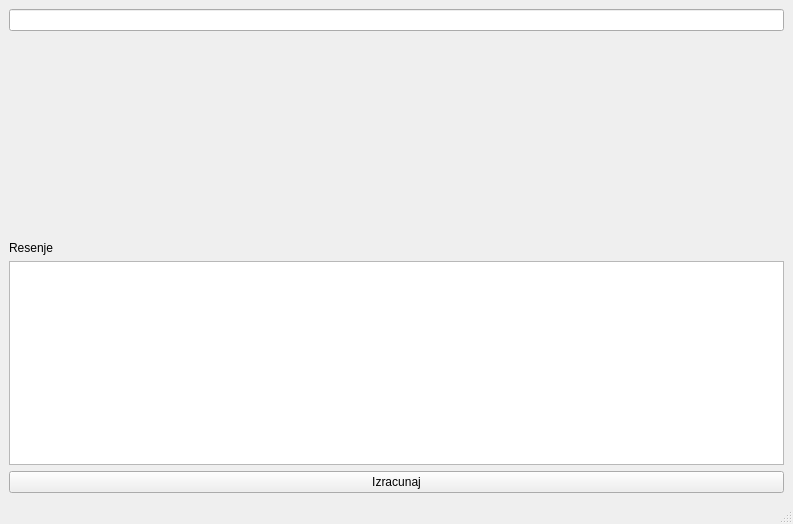
Old version of the form calculator/UI/mainwindow.ui in the repository milalukic/matfHub.
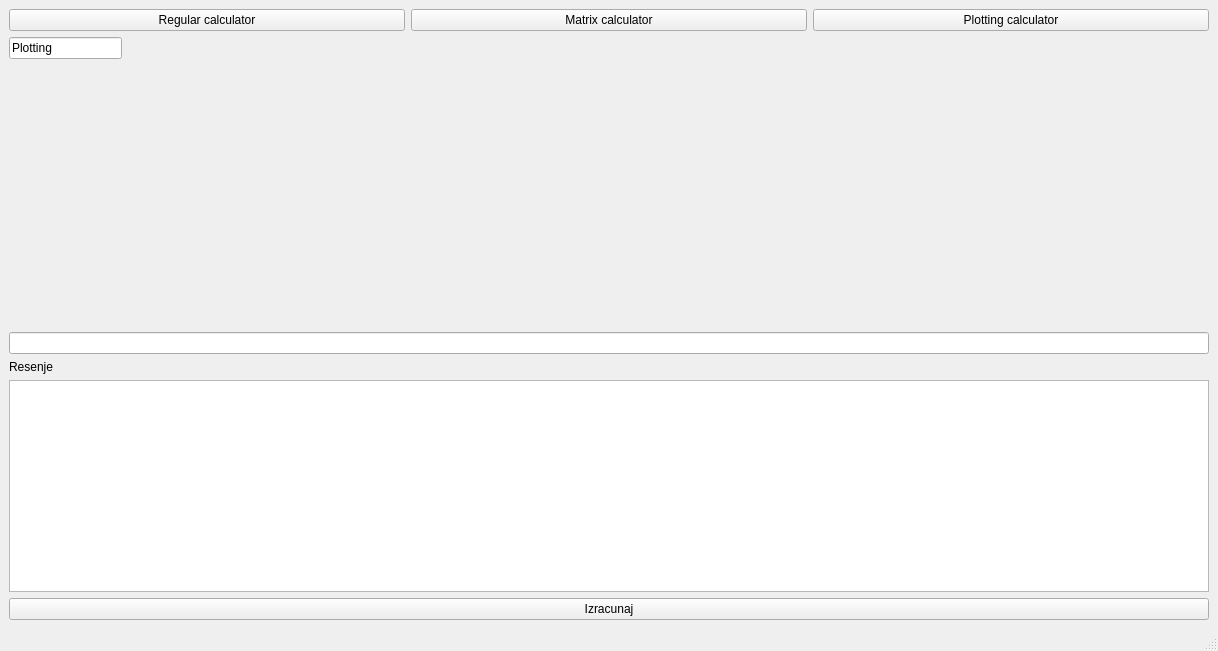
New version of the form.

```diff
--- a/calculator/UI/mainwindow.ui
+++ b/calculator/UI/mainwindow.ui
@@ -6,8 +6,8 @@
    <rect>
     <x>0</x>
     <y>0</y>
-    <width>793</width>
-    <height>524</height>
+    <width>1218</width>
+    <height>651</height>
    </rect>
   </property>
   <property name="windowTitle">
@@ -15,24 +15,88 @@
   </property>
   <widget class="QWidget" name="centralwidget">
    <layout class="QVBoxLayout" name="verticalLayout_2">
+    <item>
+     <layout class="QHBoxLayout" name="horizontalLayout">
+      <item>
+       <widget class="QPushButton" name="pbChangeRegular">
+        <property name="text">
+         <string>Regular calculator</string>
+        </property>
+       </widget>
+      </item>
+      <item>
+       <widget class="QPushButton" name="pbChangeMatrix">
+        <property name="text">
+         <string>Matrix calculator</string>
+        </property>
+       </widget>
+      </item>
+      <item>
+       <widget class="QPushButton" name="pbChangePlotting">
+        <property name="text">
+         <string>Plotting calculator</string>
+        </property>
+       </widget>
+      </item>
+     </layout>
+    </item>
+    <item>
+     <widget class="QStackedWidget" name="stackedWidget">
+      <property name="currentIndex">
+       <number>2</number>
+      </property>
+      <widget class="QWidget" name="p0Regular">
+       <widget class="QLineEdit" name="lineEdit">
+        <property name="geometry">
+         <rect>
+          <x>0</x>
+          <y>0</y>
+          <width>113</width>
+          <height>22</height>
+         </rect>
+        </property>
+        <property name="text">
+         <string>Regular</string>
+        </property>
+       </widget>
+      </widget>
+      <widget class="QWidget" name="p1Matrix">
+       <widget class="QLineEdit" name="lineEdit_2">
+        <property name="geometry">
+         <rect>
+          <x>0</x>
+          <y>0</y>
+          <width>113</width>
+          <height>22</height>
+         </rect>
+        </property>
+        <property name="text">
+         <string>Matrix</string>
+        </property>
+       </widget>
+      </widget>
+      <widget class="QWidget" name="p2Plotting">
+       <widget class="QLineEdit" name="lineEdit_3">
+        <property name="geometry">
+         <rect>
+          <x>0</x>
+          <y>0</y>
+          <width>113</width>
+          <height>22</height>
+         </rect>
+        </property>
+        <property name="text">
+         <string>Plotting</string>
+        </property>
+       </widget>
+      </widget>
+     </widget>
+    </item>
     <item>
      <layout class="QVBoxLayout" name="verticalLayout">
       <item>
        <widget class="QLineEdit" name="leParser"/>
       </item>
-      <item>
-       <spacer name="verticalSpacer">
-        <property name="orientation">
-         <enum>Qt::Vertical</enum>
-        </property>
-        <property name="sizeHint" stdset="0">
-         <size>
-          <width>20</width>
-          <height>40</height>
-         </size>
-        </property>
-       </spacer>
-      </item>
       <item>
        <widget class="QLabel" name="label">
         <property name="text">
```
Left out of the diff: 2 changed lines with no effect on the pictures.
